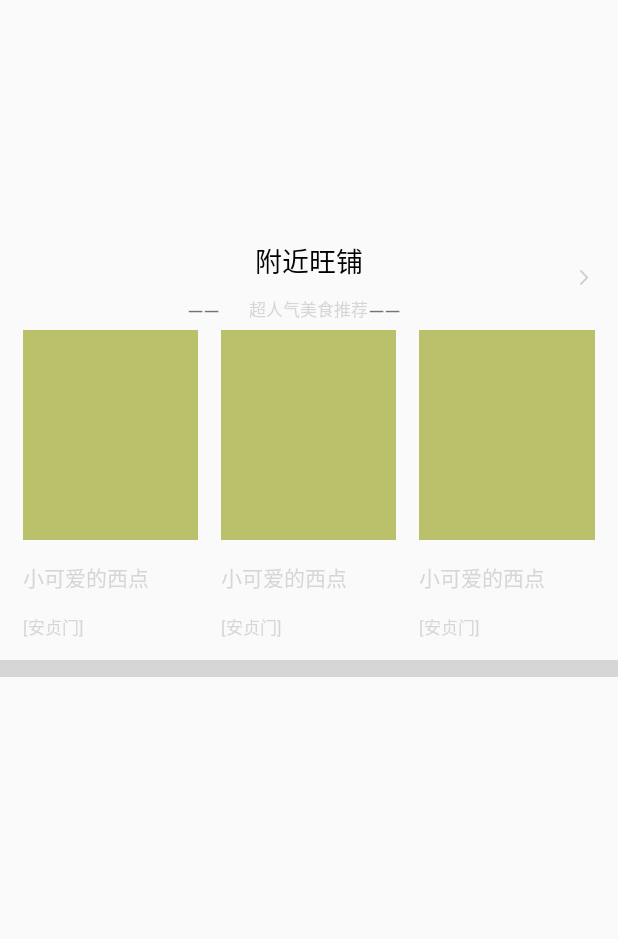
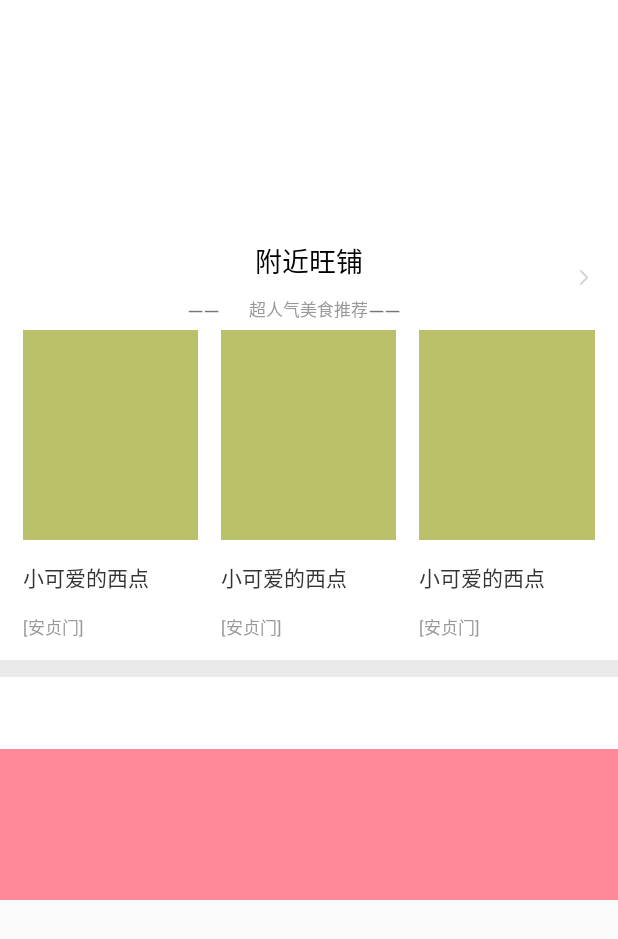
Before and after one commit to hanyang00/LeedodoProgect, an Android app: the layout nearby_fragment.xml on its own in the app's theme, with its tools: preview values and no code run, on a phone screen of 412 x 824 dp. Shown: the top 939 px of the screen. Run offline under Robolectric (Android 15) with nearby library versions, the phone set to English and light mode, and no system bars; network calls fail; grey boxes are pictures that could not be loaded.

Commit message:
杨永丽附近tab 悬浮效果

```diff
--- a/app/build.gradle
+++ b/app/build.gradle
@@ -40,4 +40,5 @@ dependencies {
     compile 'com.android.support:recyclerview-v7:25.3.1'
     compile 'com.squareup.okhttp3:okhttp:3.8.1'
     compile 'com.google.code.gson:gson:2.8.1'
+    compile 'com.android.support:design:26.0.0-alpha1'
 }
--- a/app/src/main/AndroidManifest.xml
+++ b/app/src/main/AndroidManifest.xml
@@ -10,7 +10,9 @@
         android:roundIcon="@mipmap/ic_launcher_round"
         android:supportsRtl="true"
         android:theme="@style/AppTheme">
-        <activity android:name=".view.activity.MainActivity">
+        <activity android:name=".view.activity.MainActivity"
+                  android:theme="@style/Base.Theme.AppCompat"
+            >
             <intent-filter>
                 <action android:name="android.intent.action.MAIN" />
 
--- a/app/src/main/java/com/example/aensun/leedodoprogect/view/activity/BaseActivity.java
+++ b/app/src/main/java/com/example/aensun/leedodoprogect/view/activity/BaseActivity.java
@@ -8,9 +8,11 @@ import butterknife.ButterKnife;
 
 /**
  * Created by aensun on 2017-08-10.
+ *
  */
 
 public abstract class BaseActivity extends AppCompatActivity {
+
     @Override
     protected void onCreate(@Nullable Bundle savedInstanceState) {
         super.onCreate(savedInstanceState);
--- /dev/null
+++ b/app/src/main/res/drawable/tabbagroud.xml
@@ -0,0 +1,5 @@
+<?xml version="1.0" encoding="utf-8"?>
+<selector xmlns:android="http://schemas.android.com/apk/res/android">
+    <item android:drawable="@drawable/baisexuanzhongkaung" android:state_selected="false"></item>
+    <item android:drawable="@drawable/bagergoud" android:state_selected="true"></item>
+</selector>
--- a/app/src/main/res/layout/nearby_fragment.xml
+++ b/app/src/main/res/layout/nearby_fragment.xml
@@ -1,17 +1,23 @@
 <?xml version="1.0" encoding="utf-8"?>
-<RelativeLayout xmlns:android="http://schemas.android.com/apk/res/android"
-                android:layout_width="match_parent"
-                android:layout_height="match_parent">
+<android.support.design.widget.CoordinatorLayout
+    xmlns:android="http://schemas.android.com/apk/res/android"
+    xmlns:app="http://schemas.android.com/apk/res-auto"
+    android:layout_width="match_parent"
+
+    android:layout_height="600dp">
     <!--整体的滑动布局-->
-    <ScrollView
+    <android.support.design.widget.AppBarLayout
         android:layout_width="match_parent"
-        android:layout_height="match_parent"
+        android:layout_height="wrap_content"
+        android:background="#FFFFFF"
+        android:orientation="vertical"
         >
         <!--整体的布局 才开始-->
         <LinearLayout
             android:layout_width="match_parent"
             android:layout_height="match_parent"
             android:orientation="vertical"
+            app:layout_scrollFlags="scroll|enterAlways"
             >
             <!--百度地图-->
             <LinearLayout
@@ -44,7 +50,7 @@
                     android:layout_marginTop="@dimen/dp10"
                     android:gravity="center"
                     android:text="超人气美食推荐"
-                    android:textColor="@color/nearbyNear"
+                    android:textColor="@color/colorlightTimeText"
                     android:textSize="@dimen/dp11"
                     />
                 <!--中划线-->
@@ -93,26 +99,29 @@
                     >
 
                     <ImageView
+                        android:id="@+id/nerby_recommend_one_imv"
                         android:layout_width="match_parent"
                         android:layout_height="@dimen/dp140"
                         android:background="#bbc06a"
                         />
 
                     <TextView
+                        android:id="@+id/nerby_recommend_one_name"
                         android:layout_width="wrap_content"
                         android:layout_height="wrap_content"
                         android:layout_marginTop="14dp"
                         android:text="小可爱的西点"
-                        android:textColor="@color/nearbyCommodity"
+                        android:textColor="@color/existingtextcolor"
                         android:textSize="@dimen/sp14"
                         />
 
                     <TextView
+                        android:id="@+id/nerby_recommend_one_address"
                         android:layout_width="wrap_content"
                         android:layout_height="wrap_content"
                         android:layout_marginTop="14dp"
                         android:text="[安贞门]"
-                        android:textColor="@color/nearbyNear"
+                        android:textColor="@color/colorMyEditHint"
                         android:textSize="@dimen/sp11"
                         />
                 </LinearLayout>
@@ -127,33 +136,35 @@
                     >
 
                     <ImageView
+                        android:id="@+id/nerby_recommend_two_imv"
                         android:layout_width="match_parent"
                         android:layout_height="@dimen/dp140"
                         android:background="#bbc06a"
                         />
 
                     <TextView
+                        android:id="@+id/nerby_recommend_two_name"
                         android:layout_width="wrap_content"
                         android:layout_height="wrap_content"
                         android:layout_marginTop="14dp"
                         android:text="小可爱的西点"
-                        android:textColor="@color/nearbyCommodity"
+                        android:textColor="@color/existingtextcolor"
                         android:textSize="@dimen/sp14"
                         />
 
                     <TextView
+                        android:id="@+id/nerby_recommend_two_address"
                         android:layout_width="wrap_content"
                         android:layout_height="wrap_content"
                         android:layout_marginTop="14dp"
                         android:text="[安贞门]"
-                        android:textColor="@color/nearbyNear"
+                        android:textColor="@color/colorMyEditHint"
                         android:textSize="@dimen/sp11"
                         />
 
                 </LinearLayout>
 
                 <LinearLayout
-
                     android:layout_width="0dp"
                     android:layout_height="match_parent"
                     android:layout_marginLeft="@dimen/dp15"
@@ -163,26 +174,29 @@
                     >
 
                     <ImageView
+                        android:id="@+id/nerby_recommend_three_imv"
                         android:layout_width="match_parent"
                         android:layout_height="@dimen/dp140"
                         android:background="#bbc06a"
                         />
 
                     <TextView
+                        android:id="@+id/nerby_recommend_three_name"
                         android:layout_width="wrap_content"
                         android:layout_height="wrap_content"
                         android:layout_marginTop="14dp"
                         android:text="小可爱的西点"
-                        android:textColor="@color/nearbyCommodity"
+                        android:textColor="@color/existingtextcolor"
                         android:textSize="@dimen/sp14"
                         />
 
                     <TextView
+                        android:id="@+id/nerby_recommend_three_address"
                         android:layout_width="wrap_content"
                         android:layout_height="wrap_content"
                         android:layout_marginTop="14dp"
                         android:text="[安贞门]"
-                        android:textColor="@color/nearbyNear"
+                        android:textColor="@color/colorMyEditHint"
                         android:textSize="@dimen/sp11"
                         />
                 </LinearLayout>
@@ -191,15 +205,22 @@
             <LinearLayout
                 android:layout_width="match_parent"
                 android:layout_height="@dimen/dp11"
-                android:background="@color/nearbyCommodity"
-                ></LinearLayout>
-            <!--Title + 分类-->
-            <LinearLayout
-                android:layout_width="match_parent"
-                android:layout_height="match_parent">
+                android:background="@color/colorlightTimeTextlin"
+                >
+            </LinearLayout>
 
-            </LinearLayout>
         </LinearLayout>
-
-    </ScrollView>
-</RelativeLayout>
+        <android.support.design.widget.TabLayout
+            android:id="@+id/nerby_tablayout"
+            android:layout_width="match_parent"
+            android:layout_height="wrap_content"
+            app:tabBackground="@drawable/tabbagroud"
+            app:tabMode="fixed"
+            />
+        <android.support.v4.view.ViewPager
+            android:id="@+id/berbay_vp"
+            android:layout_width="match_parent"
+            android:background="#f89"
+            android:layout_height="800dp"/>
+    </android.support.design.widget.AppBarLayout>
+</android.support.design.widget.CoordinatorLayout>
--- a/app/src/main/res/values/colors.xml
+++ b/app/src/main/res/values/colors.xml
@@ -7,4 +7,19 @@
     <color name="white">#FFFFFF</color>
     <color name="textcolortrue" >#C30707</color>
     <color name="textcolorfalst" >#000000</color>
+    <color name="colorRebateHead" >#4269b7</color>
+    <color name="colorRebateHeadText" >#c8ffffff</color>
+    <color name="colorzhifubhaoText" >#31aae7</color>
+    <color name="colorlightText" >#666666</color>
+    <color name="colorlightTimeText" >#999999</color>
+    <color name="rebateitemcolor" >#ff0000</color>
+    <color name="existingtextcolor" >#333333</color>
+    <color name="regular" >#666666</color>
+    <color name="colorLight" >#333333</color>
+    <color name="colorMyEditHint">#999999</color>
+    <color name="colorBule">#435C94</color>
+    <color name="colorRed">#c20000</color>
+    <color name="backwhite">#00F2F4F5</color>
+    <color name="colorlightTimeTextlin" >#22666666</color>
+    <color name="textcolortexta" >#88000000</color>
 </resources>
```
Also changed, not shown: app/src/main/java/com/example/aensun/leedodoprogect/view/adapters/NerByTabLayoutFragmentPageAdapter.java (added, +38 -0 lines), app/src/main/java/com/example/aensun/leedodoprogect/view/fragment/NearbyFragment.java (+66 -2 lines), app/src/main/java/com/example/aensun/leedodoprogect/view/fragment/NerbyFragments/NerTabLayoutFragment.java (added, +68 -0 lines), app/src/main/java/com/example/aensun/leedodoprogect/view/fragment/NerbyFragments/NerbyBean/RecommendBean.java (added, +67 -0 lines), app/src/main/res/layout/nearby_item_cate.xml (added, +172 -0 lines), app/src/main/res/layout/nerby_fragment_tabfragment.xml (added, +12 -0 lines), app/src/main/res/drawable/bagergoud.png (added), app/src/main/res/drawable/baisexuanzhongkaung.png (added).
